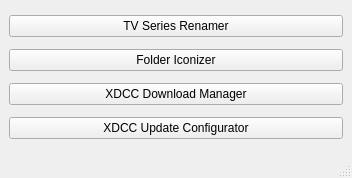
Above: toktokkie/ui/qt/qt_designer/start_page.ui from namboy94/toktokkie before the change. Below: the same form after it.
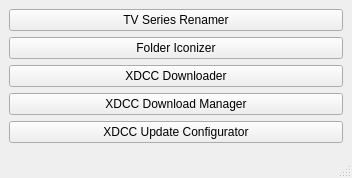
That is the form after the change.

Commit message: Integrated the basic XDCC Downloader GUI and TUI

```diff
--- a/toktokkie/ui/qt/qt_designer/start_page.ui
+++ b/toktokkie/ui/qt/qt_designer/start_page.ui
@@ -29,20 +29,27 @@
       </property>
      </widget>
     </item>
-    <item row="3" column="0">
+    <item row="4" column="0">
      <widget class="QPushButton" name="xdcc_download_manager">
       <property name="text">
        <string>XDCC Download Manager</string>
       </property>
      </widget>
     </item>
-    <item row="4" column="0">
+    <item row="5" column="0">
      <widget class="QPushButton" name="xdcc_update_configurator">
       <property name="text">
        <string>XDCC Update Configurator</string>
       </property>
      </widget>
     </item>
+    <item row="3" column="0">
+     <widget class="QPushButton" name="xdcc_downloader">
+      <property name="text">
+       <string>XDCC Downloader</string>
+      </property>
+     </widget>
+    </item>
    </layout>
   </widget>
   <widget class="QStatusBar" name="statusbar"/>
```
The commit also changes 3 other files.
